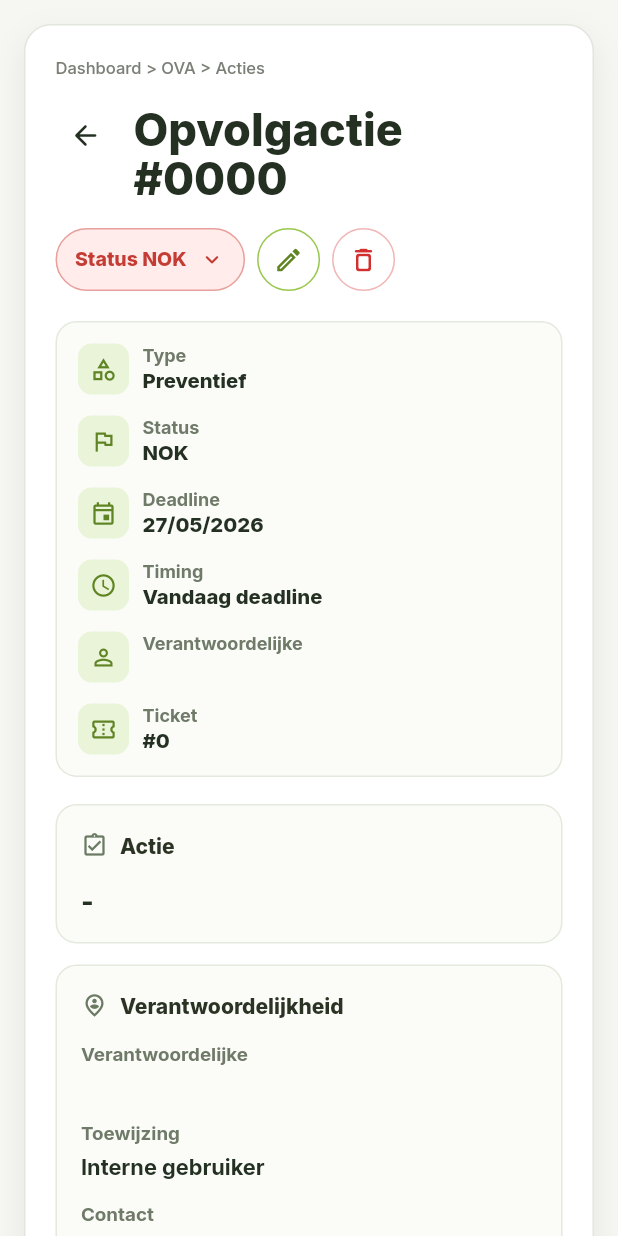
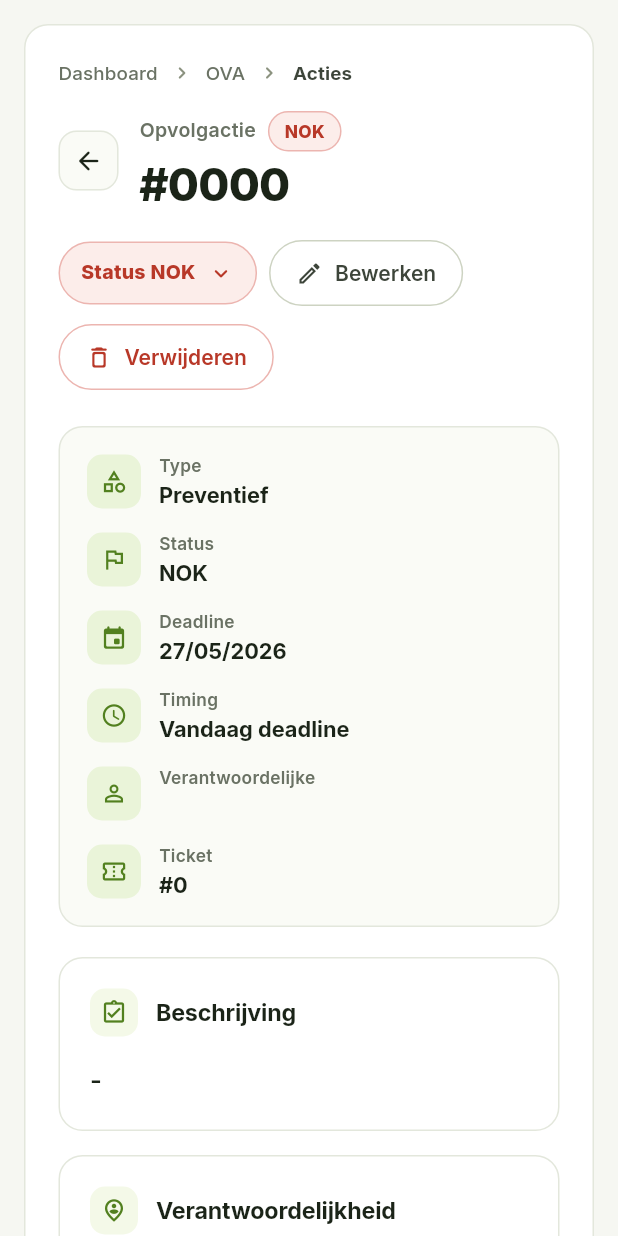
Before and after one commit to CidKagenoue/QA-Dashboard, a Flutter app: the OvaActionDetailScreen screen opened directly with empty values, on a phone screen of 412 x 824 dp. Run offline on Flutter 3.47's test engine with Material 3 defaults, Android fonts, the phone set to English and light mode, and no system bars; our stand-ins replace file_picker, google_fonts, pdf, printing, shared_preferences; missing offline and left inert: dart:html; accounts and stored records are empty.

Commit message:
style(ova): refresh action detail layout

```diff
--- a/frontend/lib/screens/ova_action_detail_screen.dart
+++ b/frontend/lib/screens/ova_action_detail_screen.dart
@@ -5,6 +5,7 @@ import '../models/ova_assigned_action.dart';
 import '../models/ova_ticket.dart';
 import '../services/api_service.dart';
 import '../services/auth_service.dart';
+import '../theme/app_theme.dart';
 import 'ova_ticket_detail_screen.dart';
 import 'ova_ticket_wizard_screen.dart';
 
@@ -161,7 +162,7 @@ class _OvaActionDetailScreenState extends State<OvaActionDetailScreen> {
             ElevatedButton(
               onPressed: () => Navigator.of(context).pop(true),
               style: ElevatedButton.styleFrom(
-                backgroundColor: const Color(0xFFD32F2F),
+                backgroundColor: kDanger,
                 foregroundColor: Colors.white,
               ),
               child: const Text('Verwijderen'),
@@ -271,7 +272,7 @@ class _OvaActionDetailScreenState extends State<OvaActionDetailScreen> {
         _close();
       },
       child: Scaffold(
-        backgroundColor: const Color(0xFFF6F6F3),
+        backgroundColor: kBackground,
         body: LayoutBuilder(
           builder: (context, constraints) {
             final compact = constraints.maxWidth < 760;
@@ -285,35 +286,25 @@ class _OvaActionDetailScreenState extends State<OvaActionDetailScreen> {
                 Container(
                   width: double.infinity,
                   padding: compact
-                      ? const EdgeInsets.all(20)
-                      : const EdgeInsets.all(28),
+                      ? const EdgeInsets.all(22)
+                      : const EdgeInsets.fromLTRB(32, 28, 32, 32),
                   decoration: BoxDecoration(
-                    color: Colors.white,
-                    borderRadius: BorderRadius.circular(compact ? 18 : 24),
-                    border: Border.all(color: const Color(0xFFE2E6DD)),
-                    boxShadow: const [
-                      BoxShadow(
-                        color: Color(0x12000000),
-                        blurRadius: 18,
-                        offset: Offset(0, 8),
-                      ),
-                    ],
+                    color: kSurface,
+                    borderRadius: BorderRadius.circular(
+                        compact ? kRadiusLg : kRadius2xl),
+                    border: Border.all(color: kBorder),
                   ),
                   child: Column(
                     crossAxisAlignment: CrossAxisAlignment.start,
                     children: [
-                      const Text(
-                        'Dashboard > OVA > Acties',
-                        style: TextStyle(
-                          fontSize: 11,
-                          color: Color(0xFF7B8077),
-                        ),
+                      const _Breadcrumb(
+                        segments: ['Dashboard', 'OVA', 'Acties'],
                       ),
                       const SizedBox(height: 16),
                       _buildHeader(),
+                      const SizedBox(height: 22),
+                      _buildSummaryStrip(),
                       const SizedBox(height: 20),
-                      _buildSummaryStrip(),
-                      const SizedBox(height: 18),
                       _buildResponsiveContent(),
                     ],
                   ),
@@ -331,29 +322,40 @@ class _OvaActionDetailScreenState extends State<OvaActionDetailScreen> {
       builder: (context, constraints) {
         final compact = constraints.maxWidth < 820;
         final title = Row(
-          crossAxisAlignment: CrossAxisAlignment.start,
+          crossAxisAlignment: CrossAxisAlignment.center,
           children: [
-            IconButton(
-              onPressed: _close,
-              icon: const Icon(Icons.arrow_back_rounded),
-              tooltip: 'Terug naar acties',
-              color: const Color(0xFF243022),
-              padding: EdgeInsets.zero,
-              constraints: const BoxConstraints(),
-              visualDensity: VisualDensity.compact,
-            ),
-            const SizedBox(width: 12),
+            _BackButton(onTap: _close),
+            const SizedBox(width: 14),
             Expanded(
               child: Column(
                 crossAxisAlignment: CrossAxisAlignment.start,
+                mainAxisSize: MainAxisSize.min,
                 children: [
+                  Row(
+                    crossAxisAlignment: CrossAxisAlignment.center,
+                    children: [
+                      const Text(
+                        'Opvolgactie',
+                        style: TextStyle(
+                          fontSize: 13,
+                          color: kTextTertiary,
+                          fontWeight: FontWeight.w600,
+                          letterSpacing: 0.2,
+                        ),
+                      ),
+                      const SizedBox(width: 8),
+                      _StatusPill(isOk: _item.action.isOk),
+                    ],
+                  ),
+                  const SizedBox(height: 6),
                   Text(
-                    'Opvolgactie #${_item.action.id.toString().padLeft(4, '0')}',
+                    '#${_item.action.id.toString().padLeft(4, '0')}',
                     style: const TextStyle(
                       fontSize: 30,
                       fontWeight: FontWeight.w800,
-                      color: Color(0xFF243022),
+                      color: kTextPrimary,
                       height: 1.1,
+                      letterSpacing: -0.5,
                     ),
                   ),
                 ],
@@ -366,28 +368,33 @@ class _OvaActionDetailScreenState extends State<OvaActionDetailScreen> {
           spacing: 8,
           runSpacing: 8,
           alignment: compact ? WrapAlignment.start : WrapAlignment.end,
+          crossAxisAlignment: WrapCrossAlignment.center,
           children: [
             _ActionStatusMenuButton(
               isOk: _item.action.isOk,
               isSaving: _isSaving,
               onChanged: _updateStatus,
             ),
-            _HeaderIconButton(
-              icon: Icons.edit_outlined,
-              tooltip: 'Bewerken',
+            OutlinedButton.icon(
               onPressed: _isDeleting ? null : _openEditWizard,
-              foregroundColor: const Color(0xFF5F8424),
-              borderColor: const Color(0xFF98C74D),
-              backgroundColor: Colors.white,
+              icon: const Icon(Icons.edit_outlined, size: 18),
+              label: const Text('Bewerken'),
             ),
-            _HeaderIconButton(
-              icon: Icons.delete_outline_rounded,
-              tooltip: 'Verwijderen',
+            OutlinedButton.icon(
               onPressed: _isDeleting || _isSaving ? null : _deleteAction,
-              isLoading: _isDeleting,
-              foregroundColor: const Color(0xFFD32F2F),
-              borderColor: const Color(0xFFF1B5B5),
-              backgroundColor: Colors.white,
+              icon: _isDeleting
+                  ? const SizedBox(
+                      width: 14,
+                      height: 14,
+                      child: CircularProgressIndicator(
+                          strokeWidth: 2, color: kDanger),
+                    )
+                  : const Icon(Icons.delete_outline_rounded, size: 18),
+              label: const Text('Verwijderen'),
+              style: OutlinedButton.styleFrom(
+                foregroundColor: kDanger,
+                side: const BorderSide(color: kDangerBorder),
+              ),
             ),
           ],
         );
@@ -395,7 +402,7 @@ class _OvaActionDetailScreenState extends State<OvaActionDetailScreen> {
         if (compact) {
           return Column(
             crossAxisAlignment: CrossAxisAlignment.start,
-            children: [title, const SizedBox(height: 16), actions],
+            children: [title, const SizedBox(height: 18), actions],
           );
         }
 
@@ -424,12 +431,12 @@ class _OvaActionDetailScreenState extends State<OvaActionDetailScreen> {
         value: _item.action.isOk ? 'OK' : 'NOK',
       ),
       _ActionMetricData(
-        icon: Icons.event_outlined,
+        icon: Icons.event_rounded,
         label: 'Deadline',
         value: _formatDate(_item.action.dueDate),
       ),
       _ActionMetricData(
-        icon: Icons.schedule_outlined,
+        icon: Icons.schedule_rounded,
         label: 'Timing',
         value: _deadlineStatusLabel(),
       ),
@@ -447,34 +454,35 @@ class _OvaActionDetailScreenState extends State<OvaActionDetailScreen> {
 
     return Container(
       width: double.infinity,
-      padding: const EdgeInsets.all(14),
+      padding: const EdgeInsets.all(18),
       decoration: BoxDecoration(
-        color: const Color(0xFFFBFCF8),
-        borderRadius: BorderRadius.circular(14),
-        border: Border.all(color: const Color(0xFFE4E9DD)),
+        color: kSurfaceMuted,
+        borderRadius: BorderRadius.circular(kRadiusLg),
+        border: Border.all(color: kBorder),
       ),
       child: LayoutBuilder(
         builder: (context, constraints) {
           if (constraints.maxWidth >= 900) {
-            return Row(
-              children: metrics.map<Widget>((metric) {
-                return Expanded(
-                  child: Padding(
-                    padding: const EdgeInsets.symmetric(horizontal: 6),
-                    child: _ActionMetric(data: metric),
-                  ),
-                );
-              }).toList(),
-            );
+            final widgets = <Widget>[];
+            for (var i = 0; i < metrics.length; i++) {
+              widgets.add(Expanded(child: _ActionMetric(data: metrics[i])));
+              if (i != metrics.length - 1) {
+                widgets.add(const SizedBox(
+                  height: 36,
+                  child: VerticalDivider(width: 24, color: kBorderSubtle),
+                ));
+              }
+            }
+            return Row(children: widgets);
           }
 
           final itemWidth = constraints.maxWidth >= 560
-              ? (constraints.maxWidth - 14) / 2
+              ? (constraints.maxWidth - 16) / 2
               : constraints.maxWidth;
 
           return Wrap(
-            spacing: 14,
-            runSpacing: 14,
+            spacing: 16,
+            runSpacing: 16,
             crossAxisAlignment: WrapCrossAlignment.center,
             children: [
               ...metrics.map(
@@ -509,7 +517,7 @@ class _OvaActionDetailScreenState extends State<OvaActionDetailScreen> {
                   ],
                 ),
               ),
-              const SizedBox(width: 16),
+              const SizedBox(width: 18),
               SizedBox(width: 460, child: _buildTicketContextPanel()),
             ],
           );
@@ -532,9 +540,9 @@ class _OvaActionDetailScreenState extends State<OvaActionDetailScreen> {
       crossAxisAlignment: CrossAxisAlignment.start,
       children: [
         _buildActionPanel(),
-        const SizedBox(height: 14),
+        const SizedBox(height: 16),
         _buildResponsibilityPanel(),
-        const SizedBox(height: 14),
+        const SizedBox(height: 16),
         _buildMetaPanel(),
       ],
     );
@@ -542,7 +550,7 @@ class _OvaActionDetailScreenState extends State<OvaActionDetailScreen> {
 
   Widget _buildActionPanel() {
     return _SectionPanel(
-      title: 'Actie',
+      title: 'Beschrijving',
       icon: Icons.assignment_turned_in_outlined,
       child: Column(
         crossAxisAlignment: CrossAxisAlignment.start,
@@ -550,10 +558,10 @@ class _OvaActionDetailScreenState extends State<OvaActionDetailScreen> {
           Text(
             _display(_item.action.description),
             style: const TextStyle(
-              fontSize: 18,
-              fontWeight: FontWeight.w800,
-              color: Color(0xFF243022),
-              height: 1.35,
+              fontSize: 17,
+              fontWeight: FontWeight.w600,
+              color: kTextPrimary,
+              height: 1.55,
             ),
           ),
         ],
@@ -655,7 +663,7 @@ class _OvaActionDetailScreenState extends State<OvaActionDetailScreen> {
   Widget _buildMetaPanel() {
     return _SectionPanel(
       title: 'Historiek',
-      icon: Icons.history_outlined,
+      icon: Icons.history_rounded,
       child: _InfoGrid(
         minItemWidth: 150,
         fields: [
--- a/frontend/lib/screens/ova_action_detail_widgets.dart
+++ b/frontend/lib/screens/ova_action_detail_widgets.dart
@@ -13,23 +13,25 @@ class _ActionStatusMenuButton extends StatelessWidget {
 
   @override
   Widget build(BuildContext context) {
-    final foreground = isOk ? const Color(0xFF5F8424) : const Color(0xFFC43C33);
-    final background = isOk ? const Color(0xFFEAF4D9) : const Color(0xFFFFECEB);
-    final border = isOk ? const Color(0xFF98C74D) : const Color(0xFFE8A09C);
+    final fg = isOk ? kSuccess : kDanger;
+    final bg = isOk ? kSuccessBg : kDangerBg;
+    final border = isOk ? kSuccessBorder : kDangerBorder;
 
     return PopupMenuButton<bool>(
       enabled: !isSaving,
       tooltip: 'Status wijzigen',
       onSelected: onChanged,
+      offset: const Offset(0, 48),
+      position: PopupMenuPosition.under,
       itemBuilder: (context) => const [
         PopupMenuItem(value: false, child: Text('NOK')),
         PopupMenuItem(value: true, child: Text('OK')),
       ],
       child: Container(
-        padding: const EdgeInsets.symmetric(horizontal: 12, vertical: 10),
+        padding: const EdgeInsets.symmetric(horizontal: 14, vertical: 10),
         decoration: BoxDecoration(
-          color: background,
-          borderRadius: BorderRadius.circular(999),
+          color: bg,
+          borderRadius: BorderRadius.circular(kRadiusPill),
           border: Border.all(color: border),
         ),
         child: Row(
@@ -38,9 +40,10 @@ class _ActionStatusMenuButton extends StatelessWidget {
             Text(
               isOk ? 'Status OK' : 'Status NOK',
               style: TextStyle(
-                color: foreground,
+                color: fg,
                 fontSize: 13,
                 fontWeight: FontWeight.w800,
+                letterSpacing: 0.2,
               ),
             ),
             const SizedBox(width: 8),
@@ -50,14 +53,14 @@ class _ActionStatusMenuButton extends StatelessWidget {
                 height: 14,
                 child: CircularProgressIndicator(
                   strokeWidth: 2,
-                  color: foreground,
+                  color: fg,
                 ),
               )
             else
               Icon(
                 Icons.keyboard_arrow_down_rounded,
                 size: 18,
-                color: foreground,
+                color: fg,
               ),
           ],
         ),
@@ -66,56 +69,99 @@ class _ActionStatusMenuButton extends StatelessWidget {
   }
 }
 
-class _HeaderIconButton extends StatelessWidget {
-  const _HeaderIconButton({
-    required this.icon,
-    required this.tooltip,
-    required this.onPressed,
-    required this.foregroundColor,
-    required this.borderColor,
-    required this.backgroundColor,
-    this.isLoading = false,
-  });
+class _StatusPill extends StatelessWidget {
+  const _StatusPill({required this.isOk});
 
-  final IconData icon;
-  final String tooltip;
-  final VoidCallback? onPressed;
-  final Color foregroundColor;
-  final Color borderColor;
-  final Color backgroundColor;
-  final bool isLoading;
+  final bool isOk;
+
+  @override
+  Widget build(BuildContext context) {
+    final fg = isOk ? kSuccess : kDanger;
+    final bg = isOk ? kSuccessBg : kDangerBg;
+    final border = isOk ? kSuccessBorder : kDangerBorder;
+
+    return Container(
+      padding: const EdgeInsets.symmetric(horizontal: 10, vertical: 4),
+      decoration: BoxDecoration(
+        color: bg,
+        borderRadius: BorderRadius.circular(kRadiusPill),
+        border: Border.all(color: border),
+      ),
+      child: Text(
+        isOk ? 'OK' : 'NOK',
+        style: TextStyle(
+          fontSize: 11.5,
+          fontWeight: FontWeight.w800,
+          color: fg,
+          letterSpacing: 0.3,
+        ),
+      ),
+    );
+  }
+}
+
+class _BackButton extends StatelessWidget {
+  const _BackButton({required this.onTap});
+
+  final VoidCallback onTap;
 
   @override
   Widget build(BuildContext context) {
     return Tooltip(
-      message: tooltip,
-      child: Container(
-        width: 42,
-        height: 42,
-        decoration: BoxDecoration(
-          color: backgroundColor,
-          borderRadius: BorderRadius.circular(999),
-          border: Border.all(color: borderColor),
-        ),
-        child: IconButton(
-          onPressed: isLoading ? null : onPressed,
-          icon: isLoading
-              ? SizedBox(
-                  width: 18,
-                  height: 18,
-                  child: CircularProgressIndicator(
-                    strokeWidth: 2,
-                    color: foregroundColor,
-                  ),
-                )
-              : Icon(icon, size: 20),
-          color: foregroundColor,
-          disabledColor: foregroundColor.withValues(alpha: 0.45),
-          padding: EdgeInsets.zero,
-          visualDensity: VisualDensity.compact,
+      message: 'Terug naar acties',
+      child: Material(
+        color: kSurfaceMuted,
+        borderRadius: BorderRadius.circular(kRadiusMd),
+        child: InkWell(
+          onTap: onTap,
+          borderRadius: BorderRadius.circular(kRadiusMd),
+          child: Container(
+            width: 40,
+            height: 40,
+            decoration: BoxDecoration(
+              borderRadius: BorderRadius.circular(kRadiusMd),
+              border: Border.all(color: kBorder),
+            ),
+            alignment: Alignment.center,
+            child: const Icon(Icons.arrow_back_rounded,
+                color: kTextPrimary, size: 20),
+          ),
         ),
       ),
     );
+  }
+}
+
+class _Breadcrumb extends StatelessWidget {
+  const _Breadcrumb({required this.segments});
+  final List<String> segments;
+
+  @override
+  Widget build(BuildContext context) {
+    final children = <Widget>[];
+    for (var i = 0; i < segments.length; i++) {
+      final isLast = i == segments.length - 1;
+      children.add(
+        Text(
+          segments[i],
+          style: TextStyle(
+            fontSize: 12.5,
+            fontWeight: isLast ? FontWeight.w700 : FontWeight.w500,
+            color: isLast ? kTextSecondary : kTextTertiary,
+            letterSpacing: 0.1,
+          ),
+        ),
+      );
+      if (!isLast) {
+        children.add(const Padding(
+          padding: EdgeInsets.symmetric(horizontal: 8),
+          child: Icon(Icons.chevron_right_rounded,
+              size: 16, color: kTextMuted),
+        ));
+      }
+    }
+
+    return Row(mainAxisSize: MainAxisSize.min, children: children);
   }
 }
 
@@ -127,17 +173,19 @@ class _ActionMetric extends StatelessWidget {
   @override
   Widget build(BuildContext context) {
     return Row(
+      crossAxisAlignment: CrossAxisAlignment.center,
       children: [
         Container(
-          width: 34,
-          height: 34,
+          width: 36,
+          height: 36,
           decoration: BoxDecoration(
-            color: const Color(0xFFEAF4D9),
-            borderRadius: BorderRadius.circular(9),
+            color: kBrandGreenSoft,
+            borderRadius: BorderRadius.circular(kRadiusSm),
           ),
-          child: Icon(data.icon, size: 18, color: const Color(0xFF5F8424)),
+          alignment: Alignment.center,
+          child: Icon(data.icon, size: 18, color: kBrandGreenDeep),
         ),
-        const SizedBox(width: 9),
+        const SizedBox(width: 12),
         Expanded(
           child: Column(
             crossAxisAlignment: CrossAxisAlignment.start,
@@ -146,22 +194,23 @@ class _ActionMetric extends StatelessWidget {
               Text(
                 data.label,
                 style: const TextStyle(
-                  fontSize: 12,
-                  fontWeight: FontWeight.w700,
-                  color: Color(0xFF6F7A68),
-                  height: 1.1,
+                  fontSize: 11.5,
+                  fontWeight: FontWeight.w600,
+                  color: kTextTertiary,
+                  height: 1.2,
+                  letterSpacing: 0.2,
                 ),
               ),
-              const SizedBox(height: 3),
+              const SizedBox(height: 4),
               Text(
                 data.value,
                 maxLines: 1,
                 overflow: TextOverflow.ellipsis,
                 style: const TextStyle(
-                  fontSize: 13.5,
-                  fontWeight: FontWeight.w800,
-                  color: Color(0xFF243022),
-                  height: 1.1,
+                  fontSize: 14.5,
+                  fontWeight: FontWeight.w700,
+                  color: kTextPrimary,
+                  height: 1.2,
                 ),
               ),
             ],
@@ -201,33 +250,43 @@ class _SectionPanel extends StatelessWidget {
   Widget build(BuildContext context) {
     return Container(
       width: double.infinity,
-      padding: const EdgeInsets.all(16),
+      padding: const EdgeInsets.all(20),
       decoration: BoxDecoration(
-        color: const Color(0xFFFBFCF8),
-        borderRadius: BorderRadius.circular(14),
-        border: Border.all(color: const Color(0xFFE4E9DD)),
+        color: kSurface,
+        borderRadius: BorderRadius.circular(kRadiusLg),
+        border: Border.all(color: kBorder),
       ),
       child: Column(
         crossAxisAlignment: CrossAxisAlignment.start,
         children: [
           Row(
             children: [
-              Icon(icon, size: 18, color: const Color(0xFF6B7A62)),
-              const SizedBox(width: 8),
+              Container(
+                width: 32,
+                height: 32,
+                decoration: BoxDecoration(
+                  color: kBrandGreenSubtle,
+                  borderRadius: BorderRadius.circular(kRadiusSm),
+                ),
+                alignment: Alignment.center,
+                child: Icon(icon, size: 18, color: kBrandGreenDeep),
+              ),
+              const SizedBox(width: 12),
               Expanded(
                 child: Text(
                   title,
                   style: const TextStyle(
-                    fontSize: 14,
-                    fontWeight: FontWeight.w800,
-                    color: Color(0xFF2B3424),
+                    fontSize: 15.5,
+                    fontWeight: FontWeight.w700,
+                    color: kTextPrimary,
+                    letterSpacing: -0.1,
                   ),
                 ),
               ),
               ?trailing,
             ],
           ),
-          const SizedBox(height: 14),
+          const SizedBox(height: 16),
           child,
         ],
       ),
@@ -245,7 +304,7 @@ class _InfoGrid extends StatelessWidget {
   Widget build(BuildContext context) {
     return LayoutBuilder(
       builder: (context, constraints) {
-        const gap = 16.0;
+        const gap = 18.0;
         final columnCount =
             ((constraints.maxWidth + gap) / (minItemWidth + gap)).floor().clamp(
               1,
@@ -256,7 +315,7 @@ class _InfoGrid extends StatelessWidget {
 
         return Wrap(
           spacing: gap,
-          runSpacing: 14,
+          runSpacing: 16,
           children: fields.map((field) {
             return SizedBox(
               width: field.wide ? constraints.maxWidth : itemWidth,
@@ -298,19 +357,20 @@ class _InfoItem extends StatelessWidget {
           label,
           style: const TextStyle(
             fontSize: 12.5,
-            fontWeight: FontWeight.w700,
-            color: Color(0xFF6F7A68),
+            fontWeight: FontWeight.w600,
+            color: kTextTertiary,
+            letterSpacing: 0.2,
             height: 1.2,
           ),
         ),
-        const SizedBox(height: 5),
+        const SizedBox(height: 6),
         Text(
           value,
           style: TextStyle(
-            fontSize: 14.5,
-            fontWeight: FontWeight.w700,
-            color: isEmpty ? const Color(0xFF6F7A68) : const Color(0xFF243022),
-            height: 1.35,
+            fontSize: 15.5,
+            fontWeight: FontWeight.w600,
+            color: isEmpty ? kTextMuted : kTextPrimary,
+            height: 1.5,
           ),
         ),
       ],
@@ -328,11 +388,11 @@ class _InlineError extends StatelessWidget {
   Widget build(BuildContext context) {
     return Container(
       width: double.infinity,
-      padding: const EdgeInsets.all(12),
+      padding: const EdgeInsets.all(14),
       decoration: BoxDecoration(
-        color: const Color(0xFFFFF6F6),
-        borderRadius: BorderRadius.circular(12),
-        border: Border.all(color: const Color(0xFFF1C9C9)),
+        color: kDangerBg,
+        borderRadius: BorderRadius.circular(kRadiusMd),
+        border: Border.all(color: kDangerBorder),
       ),
       child: Row(
         crossAxisAlignment: CrossAxisAlignment.start,
@@ -340,14 +400,14 @@ class _InlineError extends StatelessWidget {
           const Icon(
             Icons.error_outline_rounded,
             size: 18,
-            color: Colors.redAccent,
+            color: kDanger,
           ),
-          const SizedBox(width: 8),
+          const SizedBox(width: 10),
           Expanded(
             child: Text(
               message,
               style: const TextStyle(
-                color: Color(0xFFC43C33),
+                color: kDanger,
                 fontWeight: FontWeight.w600,
               ),
             ),
```
